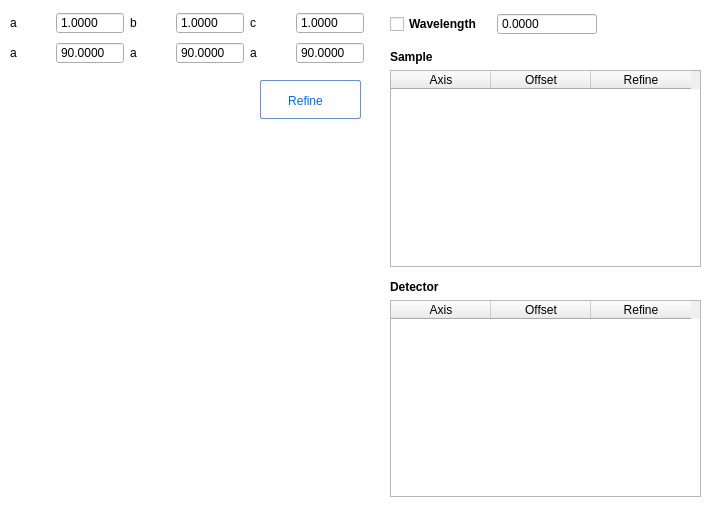
Before: the Qt Designer form apps/NSXQt/ui/DialogRefineUnitCell.ui in k61n/openhkl, drawn with Qt 5.
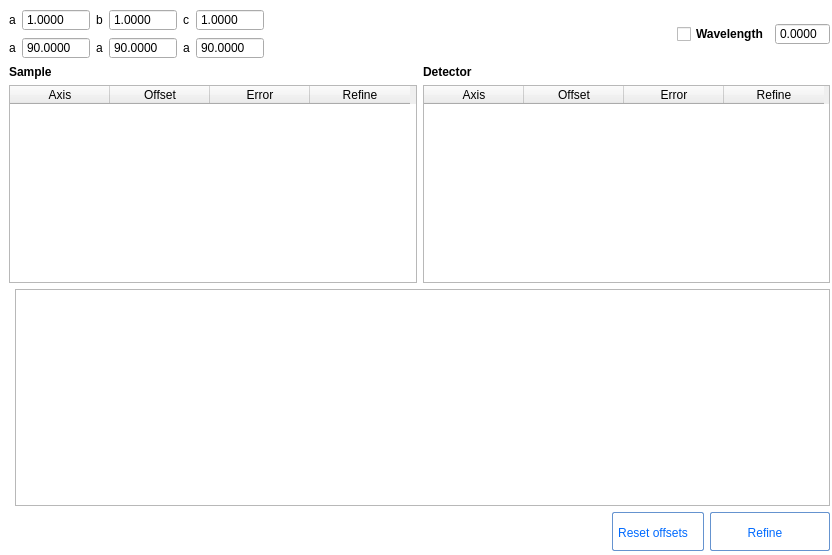
After: the same form once the commit is applied. Custom widgets are drawn as their Qt base class.

Commit message: Added DoubleTableItemDelegate class for allowing display and editing of number with more digits Refactored the unit cell refining dialog Several bug fix: staring values, checkbox values at startup ... Added the possibility to reset the offset to zero Added the offset error in the offset table Added a text editor to display the solution

The edit to the form file:
```diff
--- a/apps/NSXQt/ui/DialogRefineUnitCell.ui
+++ b/apps/NSXQt/ui/DialogRefineUnitCell.ui
@@ -6,10 +6,16 @@
    <rect>
     <x>0</x>
     <y>0</y>
-    <width>719</width>
-    <height>510</height>
+    <width>832</width>
+    <height>555</height>
    </rect>
   </property>
+  <property name="minimumSize">
+   <size>
+    <width>624</width>
+    <height>359</height>
+   </size>
+  </property>
   <property name="windowTitle">
    <string>Unit-Cell refinement</string>
   </property>
@@ -18,179 +24,166 @@
 background-color: white
 }</string>
   </property>
-  <widget class="QWidget" name="layoutWidget">
+  <widget class="QWidget" name="">
    <property name="geometry">
     <rect>
-     <x>390</x>
-     <y>280</y>
-     <width>311</width>
-     <height>217</height>
+     <x>9</x>
+     <y>9</y>
+     <width>821</width>
+     <height>542</height>
     </rect>
    </property>
-   <layout class="QVBoxLayout" name="verticalLayout_2">
+   <layout class="QGridLayout" name="gridLayout_2">
+    <item row="3" column="0" colspan="2">
+     <layout class="QHBoxLayout" name="horizontalLayout_4">
     <item>
-     <widget class="QLabel" name="label_2">
-      <property name="font">
-       <font>
-        <weight>75</weight>
-        <bold>true</bold>
-       </font>
-      </property>
-      <property name="text">
-       <string>Detector</string>
-      </property>
-     </widget>
+       <spacer name="horizontalSpacer_2">
+        <property name="orientation">
+         <enum>Qt::Horizontal</enum>
+        </property>
+        <property name="sizeHint" stdset="0">
+         <size>
+          <width>40</width>
+          <height>20</height>
+         </size>
+        </property>
+       </spacer>
     </item>
     <item>
-     <widget class="QTableWidget" name="tableWidget_Detector">
-      <property name="styleSheet">
-       <string notr="true">     QTableWidget {
-         selection-background-color: qlineargradient(x1: 0, y1: 0, x2: 0.5, y2: 0.5,
-                                     stop: 0 #FF92BB, stop: 1 white);
-     }</string>
-      </property>
-      <property name="lineWidth">
-       <number>0</number>
-      </property>
-      <property name="editTriggers">
-       <set>QAbstractItemView::AllEditTriggers</set>
-      </property>
-      <column>
+       <widget class="QPushButton" name="pushButton_Reset">
+        <property name="enabled">
+         <bool>true</bool>
+        </property>
+        <property name="sizePolicy">
+         <sizepolicy hsizetype="Fixed" vsizetype="Fixed">
+          <horstretch>0</horstretch>
+          <verstretch>0</verstretch>
+         </sizepolicy>
+        </property>
+        <property name="styleSheet">
+         <string notr="true">QPushButton:hover{
+        background: qlineargradient(x1 : 0, y1 : 0, x2 : 0, y2 :   1, stop :   0.0 #ffd9aa,
+                stop :   0.5 #ffbb6e, stop :   0.55 #feae42, stop :   1.0 #fedb74);
+}
+
+QPushButton {
+        border: 1px solid #6593cf;
+        border-radius: 2px;
+        padding: 5px 15px 2px 5px;
+        background: qlineargradient(x1 : 0, y1 : 0, x2 : 0, y2 :   1, stop :   0.0 #f5f9ff,
+                stop :   0.5 #c7dfff, stop :   0.55 #afd2ff, stop :   1.0 #c0dbff);
+        color: #006aff;
+        font: bold large &quot;Arial&quot;;
+        height: 30px;
+}
+
+
+
+
+QPushButton:pressed {
+        background: qlineargradient(x1 : 0, y1 : 0, x2 : 0, y2 :   1, stop :   0.0 #c0dbff,
+        stop :   0.5 #cfd26f, stop :   0.55 #c7df6f, stop :   1.0 #f5f9ff);
+        padding-top: 2px;
+        padding-left: 3px;
+
+}
+
+
+QPushButton:on {
+        background: qlineargradient(x1 : 0, y1 : 0, x2 : 0, y2 :   1, stop :   0.0 #5AA72D,
+        stop :   0.5 #B3E296, stop :   0.55 #B3E296, stop :   1.0 #f5f9ff);
+        padding-top: 2px;
+        padding-left: 3px;
+}
+
+QPushButton:disabled {
+        background: transparent #e5e9ee;
+        padding-top: 2px;        
+        padding-left: 3px;
+        color: black;
+}
+</string>
+        </property>
        <property name="text">
-        <string>Axis</string>
-       </property>
-      </column>
-      <column>
-       <property name="text">
-        <string>Offset</string>
-       </property>
-      </column>
-      <column>
-       <property name="text">
-        <string>Refine</string>
-       </property>
-      </column>
-     </widget>
-    </item>
-   </layout>
-  </widget>
-  <widget class="QWidget" name="layoutWidget">
-   <property name="geometry">
-    <rect>
-     <x>390</x>
-     <y>50</y>
-     <width>311</width>
-     <height>217</height>
-    </rect>
-   </property>
-   <layout class="QVBoxLayout" name="verticalLayout">
+         <string>Reset offsets</string>
+        </property>
+       </widget>
+      </item>
     <item>
-     <widget class="QLabel" name="label">
-      <property name="font">
-       <font>
-        <weight>75</weight>
-        <bold>true</bold>
-       </font>
-      </property>
-      <property name="text">
-       <string>Sample</string>
-      </property>
-     </widget>
-    </item>
-    <item>
-     <widget class="QTableWidget" name="tableWidget_Sample">
-      <property name="styleSheet">
-       <string notr="true">     QTableWidget {
-         selection-background-color: qlineargradient(x1: 0, y1: 0, x2: 0.5, y2: 0.5,
-                                     stop: 0 #FF92BB, stop: 1 white);
-     }</string>
-      </property>
-      <property name="lineWidth">
-       <number>0</number>
-      </property>
-      <property name="editTriggers">
-       <set>QAbstractItemView::AllEditTriggers</set>
-      </property>
-      <column>
+       <widget class="QPushButton" name="pushButton_Refine">
+        <property name="enabled">
+         <bool>true</bool>
+        </property>
+        <property name="sizePolicy">
+         <sizepolicy hsizetype="Fixed" vsizetype="Fixed">
+          <horstretch>0</horstretch>
+          <verstretch>0</verstretch>
+         </sizepolicy>
+        </property>
+        <property name="minimumSize">
+         <size>
+          <width>120</width>
+          <height>0</height>
+         </size>
+        </property>
+        <property name="toolTip">
+         <string>&lt;html&gt;&lt;head/&gt;&lt;body&gt;&lt;p&gt;Refine Unit-Cell and diffractometer offsets.&lt;/p&gt;&lt;/body&gt;&lt;/html&gt;</string>
+        </property>
+        <property name="styleSheet">
+         <string notr="true">QPushButton:hover{
+        background: qlineargradient(x1 : 0, y1 : 0, x2 : 0, y2 :   1, stop :   0.0 #ffd9aa,
+                stop :   0.5 #ffbb6e, stop :   0.55 #feae42, stop :   1.0 #fedb74);
+}
+
+QPushButton {
+        border: 1px solid #6593cf;
+        border-radius: 2px;
+        padding: 5px 15px 2px 5px;
+        background: qlineargradient(x1 : 0, y1 : 0, x2 : 0, y2 :   1, stop :   0.0 #f5f9ff,
+                stop :   0.5 #c7dfff, stop :   0.55 #afd2ff, stop :   1.0 #c0dbff);
+        color: #006aff;
+        font: bold large &quot;Arial&quot;;
+        height: 30px;
+}
+
+
+
+
+QPushButton:pressed {
+        background: qlineargradient(x1 : 0, y1 : 0, x2 : 0, y2 :   1, stop :   0.0 #c0dbff,
+        stop :   0.5 #cfd26f, stop :   0.55 #c7df6f, stop :   1.0 #f5f9ff);
+        padding-top: 2px;
+        padding-left: 3px;
+
+}
+
+
+QPushButton:on {
+        background: qlineargradient(x1 : 0, y1 : 0, x2 : 0, y2 :   1, stop :   0.0 #5AA72D,
+        stop :   0.5 #B3E296, stop :   0.55 #B3E296, stop :   1.0 #f5f9ff);
+        padding-top: 2px;
+        padding-left: 3px;
+}
+
+QPushButton:disabled {
+        background: transparent #e5e9ee;
+        padding-top: 2px;        
+        padding-left: 3px;
+        color: black;
+}
+</string>
+        </property>
        <property name="text">
-        <string>Axis</string>
-       </property>
-      </column>
-      <column>
-       <property name="text">
-        <string>Offset</string>
-       </property>
-      </column>
-      <column>
-       <property name="text">
         <string>Refine</string>
        </property>
-      </column>
      </widget>
     </item>
    </layout>
-  </widget>
-  <widget class="QWidget" name="layoutWidget">
-   <property name="geometry">
-    <rect>
-     <x>390</x>
-     <y>10</y>
-     <width>207</width>
-     <height>29</height>
-    </rect>
-   </property>
-   <layout class="QHBoxLayout" name="horizontalLayout">
-    <item>
-     <widget class="QCheckBox" name="checkBox_Wavelength">
-      <property name="font">
-       <font>
-        <weight>75</weight>
-        <bold>true</bold>
-       </font>
-      </property>
-      <property name="text">
-       <string>Wavelength</string>
-      </property>
-     </widget>
     </item>
+    <item row="0" column="0" colspan="2">
+     <layout class="QHBoxLayout" name="horizontalLayout_2">
     <item>
-     <widget class="QDoubleSpinBox" name="doubleSpinBox_Wavelength">
-      <property name="buttonSymbols">
-       <enum>QAbstractSpinBox::NoButtons</enum>
-      </property>
-      <property name="decimals">
-       <number>4</number>
-      </property>
-     </widget>
-    </item>
-   </layout>
-  </widget>
-  <widget class="QWidget" name="layoutWidget_2">
-   <property name="geometry">
-    <rect>
-     <x>10</x>
-     <y>10</y>
-     <width>354</width>
-     <height>58</height>
-    </rect>
-   </property>
    <layout class="QGridLayout" name="gridLayout">
-    <item row="0" column="3">
-     <widget class="QDoubleSpinBox" name="doubleSpinBoxb">
-      <property name="buttonSymbols">
-       <enum>QAbstractSpinBox::NoButtons</enum>
-      </property>
-      <property name="decimals">
-       <number>4</number>
-      </property>
-      <property name="maximum">
-       <double>1000.000000000000000</double>
-      </property>
-      <property name="value">
-       <double>1.000000000000000</double>
-      </property>
-     </widget>
-    </item>
     <item row="0" column="2">
      <widget class="QLabel" name="labelb">
       <property name="text">
@@ -205,45 +198,6 @@
       </property>
      </widget>
     </item>
-    <item row="0" column="1">
-     <widget class="QDoubleSpinBox" name="doubleSpinBoxa">
-      <property name="buttonSymbols">
-       <enum>QAbstractSpinBox::NoButtons</enum>
-      </property>
-      <property name="decimals">
-       <number>4</number>
-      </property>
-      <property name="maximum">
-       <double>1000.000000000000000</double>
-      </property>
-      <property name="value">
-       <double>1.000000000000000</double>
-      </property>
-     </widget>
-    </item>
-    <item row="0" column="4">
-     <widget class="QLabel" name="labelc">
-      <property name="text">
-       <string>c</string>
-      </property>
-     </widget>
-    </item>
-    <item row="0" column="5">
-     <widget class="QDoubleSpinBox" name="doubleSpinBoxc">
-      <property name="buttonSymbols">
-       <enum>QAbstractSpinBox::NoButtons</enum>
-      </property>
-      <property name="decimals">
-       <number>4</number>
-      </property>
-      <property name="maximum">
-       <double>1000.000000000000000</double>
-      </property>
-      <property name="value">
-       <double>1.000000000000000</double>
-      </property>
-     </widget>
-    </item>
     <item row="1" column="0">
      <widget class="QLabel" name="labelalpha">
       <property name="text">
@@ -254,8 +208,11 @@
       </property>
      </widget>
     </item>
-    <item row="1" column="1">
-     <widget class="QDoubleSpinBox" name="doubleSpinBoxalpha">
+        <item row="0" column="1">
+         <widget class="QDoubleSpinBox" name="doubleSpinBoxa">
+          <property name="readOnly">
+           <bool>true</bool>
+          </property>
       <property name="buttonSymbols">
        <enum>QAbstractSpinBox::NoButtons</enum>
       </property>
@@ -266,7 +223,7 @@
        <double>1000.000000000000000</double>
       </property>
       <property name="value">
-       <double>90.000000000000000</double>
+           <double>1.000000000000000</double>
       </property>
      </widget>
     </item>
@@ -279,22 +236,9 @@
     </item>
     <item row="1" column="3">
      <widget class="QDoubleSpinBox" name="doubleSpinBoxbeta">
-      <property name="buttonSymbols">
-       <enum>QAbstractSpinBox::NoButtons</enum>
-      </property>
-      <property name="decimals">
-       <number>4</number>
-      </property>
-      <property name="maximum">
-       <double>1000.000000000000000</double>
-      </property>
-      <property name="value">
-       <double>90.000000000000000</double>
-      </property>
-     </widget>
-    </item>
-    <item row="1" column="5">
-     <widget class="QDoubleSpinBox" name="doubleSpinBoxgamma">
+          <property name="readOnly">
+           <bool>true</bool>
+          </property>
       <property name="buttonSymbols">
        <enum>QAbstractSpinBox::NoButtons</enum>
       </property>
@@ -316,87 +260,257 @@
       </property>
      </widget>
     </item>
-   </layout>
-  </widget>
-  <widget class="QPushButton" name="pushButton_Refine">
-   <property name="geometry">
-    <rect>
-     <x>260</x>
-     <y>80</y>
-     <width>101</width>
-     <height>39</height>
-    </rect>
-   </property>
-   <property name="toolTip">
-    <string>&lt;html&gt;&lt;head/&gt;&lt;body&gt;&lt;p&gt;Refine Unit-Cell and diffractometer offsets.&lt;/p&gt;&lt;/body&gt;&lt;/html&gt;</string>
-   </property>
+        <item row="0" column="3">
+         <widget class="QDoubleSpinBox" name="doubleSpinBoxb">
+          <property name="readOnly">
+           <bool>true</bool>
+          </property>
+          <property name="buttonSymbols">
+           <enum>QAbstractSpinBox::NoButtons</enum>
+          </property>
+          <property name="decimals">
+           <number>4</number>
+          </property>
+          <property name="maximum">
+           <double>1000.000000000000000</double>
+          </property>
+          <property name="value">
+           <double>1.000000000000000</double>
+          </property>
+         </widget>
+        </item>
+        <item row="1" column="1">
+         <widget class="QDoubleSpinBox" name="doubleSpinBoxalpha">
+          <property name="readOnly">
+           <bool>true</bool>
+          </property>
+          <property name="buttonSymbols">
+           <enum>QAbstractSpinBox::NoButtons</enum>
+          </property>
+          <property name="decimals">
+           <number>4</number>
+          </property>
+          <property name="maximum">
+           <double>1000.000000000000000</double>
+          </property>
+          <property name="value">
+           <double>90.000000000000000</double>
+          </property>
+         </widget>
+        </item>
+        <item row="1" column="5">
+         <widget class="QDoubleSpinBox" name="doubleSpinBoxgamma">
+          <property name="readOnly">
+           <bool>true</bool>
+          </property>
+          <property name="buttonSymbols">
+           <enum>QAbstractSpinBox::NoButtons</enum>
+          </property>
+          <property name="decimals">
+           <number>4</number>
+          </property>
+          <property name="maximum">
+           <double>1000.000000000000000</double>
+          </property>
+          <property name="value">
+           <double>90.000000000000000</double>
+          </property>
+         </widget>
+        </item>
+        <item row="0" column="4">
+         <widget class="QLabel" name="labelc">
+          <property name="text">
+           <string>c</string>
+          </property>
+         </widget>
+        </item>
+        <item row="0" column="5">
+         <widget class="QDoubleSpinBox" name="doubleSpinBoxc">
+          <property name="readOnly">
+           <bool>true</bool>
+          </property>
+          <property name="buttonSymbols">
+           <enum>QAbstractSpinBox::NoButtons</enum>
+          </property>
+          <property name="decimals">
+           <number>4</number>
+          </property>
+          <property name="maximum">
+           <double>1000.000000000000000</double>
+          </property>
+          <property name="value">
+           <double>1.000000000000000</double>
+          </property>
+         </widget>
+        </item>
+       </layout>
+      </item>
+      <item>
+       <spacer name="horizontalSpacer">
+        <property name="orientation">
+         <enum>Qt::Horizontal</enum>
+        </property>
+        <property name="sizeHint" stdset="0">
+         <size>
+          <width>40</width>
+          <height>20</height>
+         </size>
+        </property>
+       </spacer>
+      </item>
+      <item>
+       <layout class="QHBoxLayout" name="horizontalLayout">
+        <item>
+         <widget class="QCheckBox" name="checkBox_Wavelength">
+          <property name="font">
+           <font>
+            <weight>75</weight>
+            <bold>true</bold>
+           </font>
+          </property>
+          <property name="text">
+           <string>Wavelength</string>
+          </property>
+         </widget>
+        </item>
+        <item>
+         <widget class="QDoubleSpinBox" name="doubleSpinBox_Wavelength">
+          <property name="buttonSymbols">
+           <enum>QAbstractSpinBox::NoButtons</enum>
+          </property>
+          <property name="decimals">
+           <number>4</number>
+          </property>
+         </widget>
+        </item>
+       </layout>
+      </item>
+     </layout>
+    </item>
+    <item row="1" column="0" colspan="2">
+     <layout class="QHBoxLayout" name="horizontalLayout_3">
+      <item>
+       <layout class="QVBoxLayout" name="verticalLayout">
+        <item>
+         <widget class="QLabel" name="label">
+          <property name="font">
+           <font>
+            <weight>75</weight>
+            <bold>true</bold>
+           </font>
+          </property>
+          <property name="text">
+           <string>Sample</string>
+          </property>
+         </widget>
+        </item>
+        <item>
+         <widget class="QTableWidget" name="tableWidget_Sample">
    <property name="styleSheet">
-    <string notr="true">QPushButton:hover{
-        background: qlineargradient(x1 : 0, y1 : 0, x2 : 0, y2 :   1, stop :   0.0 #ffd9aa,
-                stop :   0.5 #ffbb6e, stop :   0.55 #feae42, stop :   1.0 #fedb74);
-}
-
-QPushButton {
-        border: 1px solid #6593cf;
-        border-radius: 2px;
-        padding: 5px 15px 2px 5px;
-        background: qlineargradient(x1 : 0, y1 : 0, x2 : 0, y2 :   1, stop :   0.0 #f5f9ff,
-                stop :   0.5 #c7dfff, stop :   0.55 #afd2ff, stop :   1.0 #c0dbff);
-        color: #006aff;
-        font: bold large &quot;Arial&quot;;
-        height: 30px;
-}
-
-
-
-
-QPushButton:pressed {
-        background: qlineargradient(x1 : 0, y1 : 0, x2 : 0, y2 :   1, stop :   0.0 #c0dbff,
-        stop :   0.5 #cfd26f, stop :   0.55 #c7df6f, stop :   1.0 #f5f9ff);
-        padding-top: 2px;
-        padding-left: 3px;
-
-}
-
-
-QPushButton:on {
-        background: qlineargradient(x1 : 0, y1 : 0, x2 : 0, y2 :   1, stop :   0.0 #5AA72D,
-        stop :   0.5 #B3E296, stop :   0.55 #B3E296, stop :   1.0 #f5f9ff);
-        padding-top: 2px;
-        padding-left: 3px;
-}
-
-QPushButton:disabled {
-        background: transparent #e5e9ee;
-        padding-top: 2px;        
-        padding-left: 3px;
-        color: black;
-}
-</string>
-   </property>
+           <string notr="true">     QTableWidget {
+         selection-background-color: qlineargradient(x1: 0, y1: 0, x2: 0.5, y2: 0.5,
+                                     stop: 0 #FF92BB, stop: 1 white);
+     }</string>
+          </property>
+          <property name="lineWidth">
+           <number>0</number>
+          </property>
+          <property name="editTriggers">
+           <set>QAbstractItemView::AllEditTriggers</set>
+          </property>
+          <column>
    <property name="text">
+            <string>Axis</string>
+           </property>
+          </column>
+          <column>
+           <property name="text">
+            <string>Offset</string>
+           </property>
+          </column>
+          <column>
+           <property name="text">
+            <string>Error</string>
+           </property>
+          </column>
+          <column>
+           <property name="text">
     <string>Refine</string>
    </property>
-  </widget>
-  <widget class="SimplePlot" name="widget" native="true">
-   <property name="geometry">
-    <rect>
-     <x>9</x>
-     <y>140</y>
-     <width>361</width>
-     <height>351</height>
-    </rect>
-   </property>
-  </widget>
- </widget>
- <customwidgets>
-  <customwidget>
-   <class>SimplePlot</class>
-   <extends>QWidget</extends>
-   <header>Plot/SimplePlot.h</header>
-   <container>1</container>
-  </customwidget>
- </customwidgets>
+          </column>
+         </widget>
+        </item>
+       </layout>
+      </item>
+      <item>
+       <layout class="QVBoxLayout" name="verticalLayout_2">
+        <item>
+         <widget class="QLabel" name="label_2">
+          <property name="font">
+           <font>
+            <weight>75</weight>
+            <bold>true</bold>
+           </font>
+          </property>
+          <property name="text">
+           <string>Detector</string>
+          </property>
+         </widget>
+        </item>
+        <item>
+         <widget class="QTableWidget" name="tableWidget_Detector">
+          <property name="styleSheet">
+           <string notr="true">     QTableWidget {
+         selection-background-color: qlineargradient(x1: 0, y1: 0, x2: 0.5, y2: 0.5,
+                                     stop: 0 #FF92BB, stop: 1 white);
+     }</string>
+          </property>
+          <property name="lineWidth">
+           <number>0</number>
+          </property>
+          <property name="editTriggers">
+           <set>QAbstractItemView::AllEditTriggers</set>
+          </property>
+          <column>
+           <property name="text">
+            <string>Axis</string>
+           </property>
+          </column>
+          <column>
+           <property name="text">
+            <string>Offset</string>
+           </property>
+          </column>
+          <column>
+           <property name="text">
+            <string>Error</string>
+           </property>
+          </column>
+          <column>
+           <property name="text">
+            <string>Refine</string>
+           </property>
+          </column>
+         </widget>
+        </item>
+       </layout>
+      </item>
+     </layout>
+    </item>
+    <item row="2" column="1">
+     <layout class="QHBoxLayout" name="horizontalLayout_5">
+      <item>
+       <widget class="QTextEdit" name="textEdit_Solution">
+        <property name="readOnly">
+         <bool>true</bool>
+        </property>
+       </widget>
+      </item>
+     </layout>
+    </item>
+   </layout>
+  </widget>
+ </widget>
  <resources/>
  <connections/>
 </ui>
```
Lines whose indentation alone changed are shown as unchanged. The commit also changes 8 other files.
